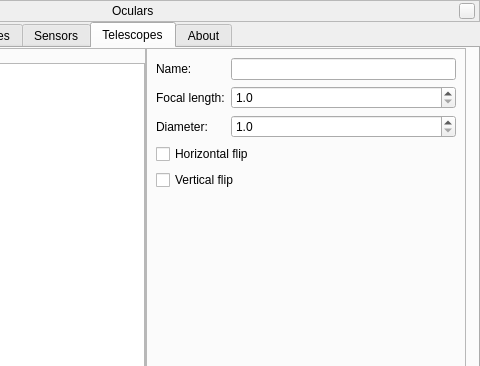
Above: plugins/Oculars/src/gui/ocularDialog.ui from 519984307/stellarium_src before the change; both pictures show x 188 to 668 and y 0 to 366 of the 668 by 549 pixel window. Below: the same form after it.
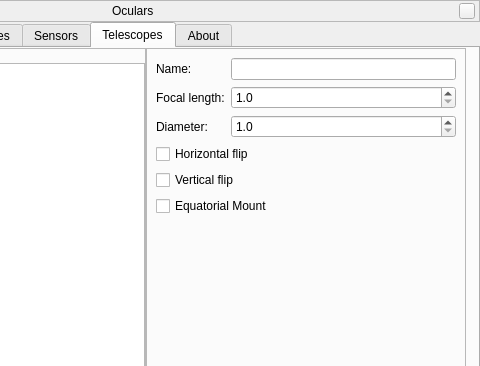
That is the form after the change. The open tabs and pages were chosen to show the change. Icons and pictures are not drawn. Custom widgets are drawn as their Qt base class.

Commit message: Added type of mount for telescopes (better simulation of CCD view) in Oculars plugin

The edit to the form file:
```diff
--- a/plugins/Oculars/src/gui/ocularDialog.ui
+++ b/plugins/Oculars/src/gui/ocularDialog.ui
@@ -1715,6 +1715,13 @@
                   </property>
                  </widget>
                 </item>
+                <item row="5" column="0" colspan="2">
+                 <widget class="QCheckBox" name="telescopeEQ">
+                  <property name="text">
+                   <string>Equatorial Mount</string>
+                  </property>
+                 </widget>
+                </item>
                </layout>
               </widget>
              </item>
```
Left out of the diff: 1 changed line with no effect on the pictures. The commit also changes 4 other files.
